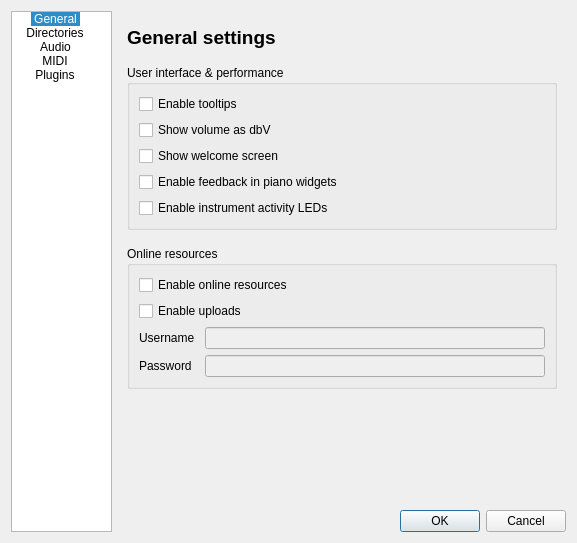
Old version of the form src/gui/Forms/PreferencesDialog.ui in the repository fronin/lmms.
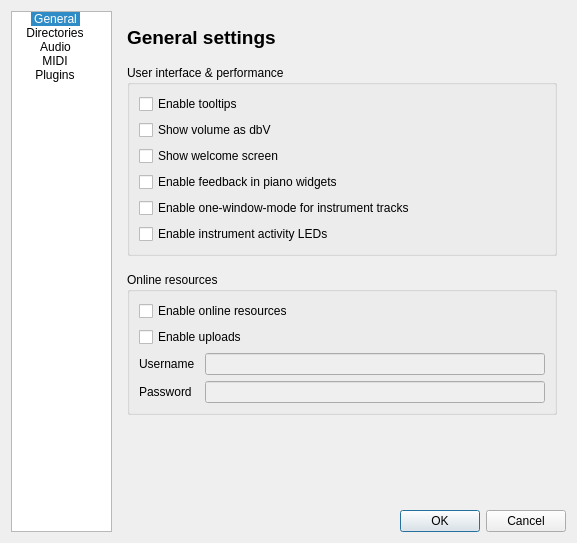
New version of the form.

Commit message:
PreferencesDialog/InstrumentTrack: added option for one-window-mode
Fix some legacy code that got in when merging master branch: use new
Configuration framework when checking whether one-window-mode in
InstrumentTrack. Also added according option to new PreferencesDialog.

The edit to the form file:
```diff
--- a/src/gui/Forms/PreferencesDialog.ui
+++ b/src/gui/Forms/PreferencesDialog.ui
@@ -162,13 +162,20 @@
             </property>
            </widget>
           </item>
-          <item row="4" column="0">
+          <item row="5" column="0">
            <widget class="QCheckBox" name="instrumentActivityFeedback">
             <property name="text">
              <string>Enable instrument activity LEDs</string>
             </property>
            </widget>
           </item>
+          <item row="4" column="0">
+           <widget class="QCheckBox" name="oneITWindowMode">
+            <property name="text">
+             <string>Enable one-window-mode for instrument tracks</string>
+            </property>
+           </widget>
+          </item>
          </layout>
         </widget>
        </item>
```
The commit also changes 3 other files.
